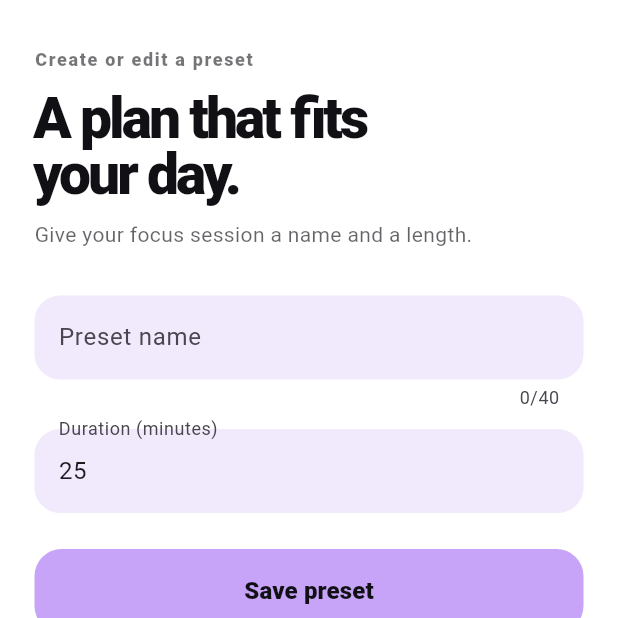
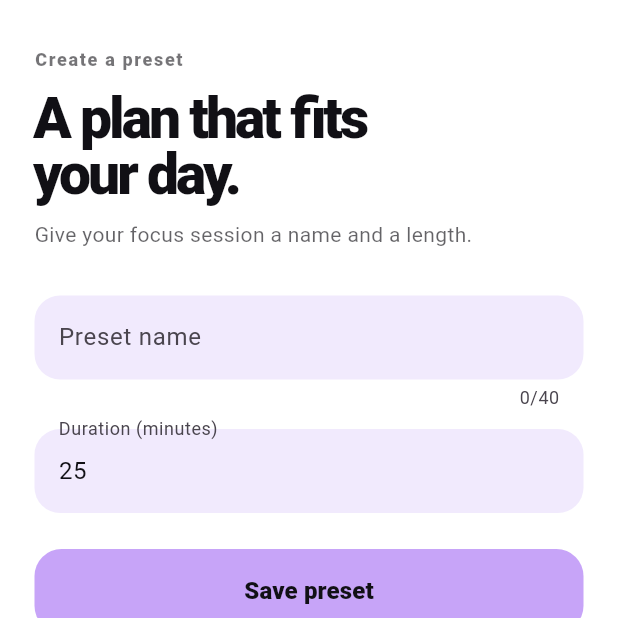
Before and after one commit to ozemoya/project1-adaptive-focus-studio, a Flutter app: the screen it shows after launch, item 2 of the bottom bar chosen, on a phone screen of 412 x 824 dp, the top half of it. Run offline on Flutter 3.47's test engine with Material 3 defaults, Android fonts, the phone set to English and light mode, and no system bars; our stand-ins replace sqflite, sqflite_common_ffi; accounts and stored records are empty.

Commit message:
Keep preset inputs readable in dark mode

```diff
--- a/app/lib/main.dart
+++ b/app/lib/main.dart
@@ -114,7 +114,7 @@ class _AppShellState extends State<AppShell> {
     ),
     _Section(
       title: 'Editor',
-      heading: 'Create or edit a preset',
+      heading: 'Create a preset',
       description: 'Name, mood, and duration controls belong on this screen.',
       icon: Icons.edit_outlined,
       selectedIcon: Icons.edit,
@@ -289,7 +289,7 @@ class _PresetEditorState extends State<PresetEditor> {
         padding: const EdgeInsets.fromLTRB(23, 31, 23, 30),
         children: [
           Text(
-            'Create or edit a preset',
+            'Create a preset',
             style: TextStyle(
               color: foreground.withValues(alpha: 0.58),
               fontSize: 12,
@@ -321,6 +321,7 @@ class _PresetEditorState extends State<PresetEditor> {
               children: [
                 TextFormField(
                   controller: _nameController,
+                  style: TextStyle(color: foreground),
                   decoration: InputDecoration(
                     labelText: 'Preset name',
                     hintText: 'e.g. Study sprint',
@@ -342,6 +343,7 @@ class _PresetEditorState extends State<PresetEditor> {
                 const SizedBox(height: 13),
                 TextFormField(
                   controller: _durationController,
+                  style: TextStyle(color: foreground),
                   decoration: InputDecoration(
                     labelText: 'Duration (minutes)',
                     filled: true,
```
Also changed, not shown: 1 other file.
